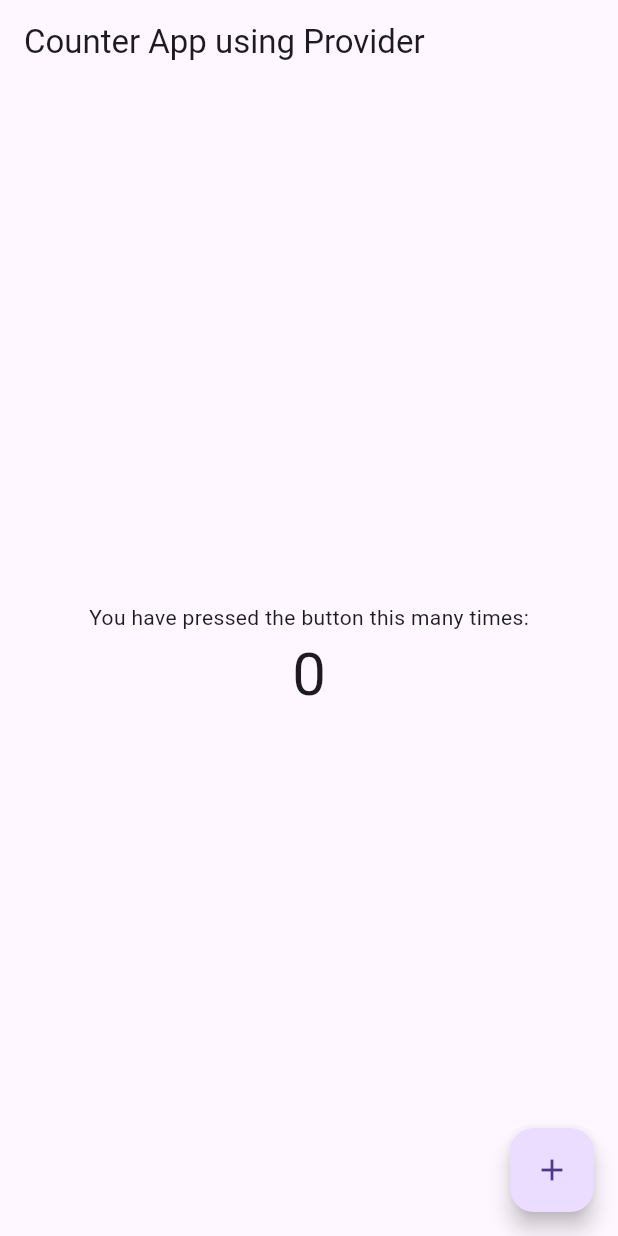
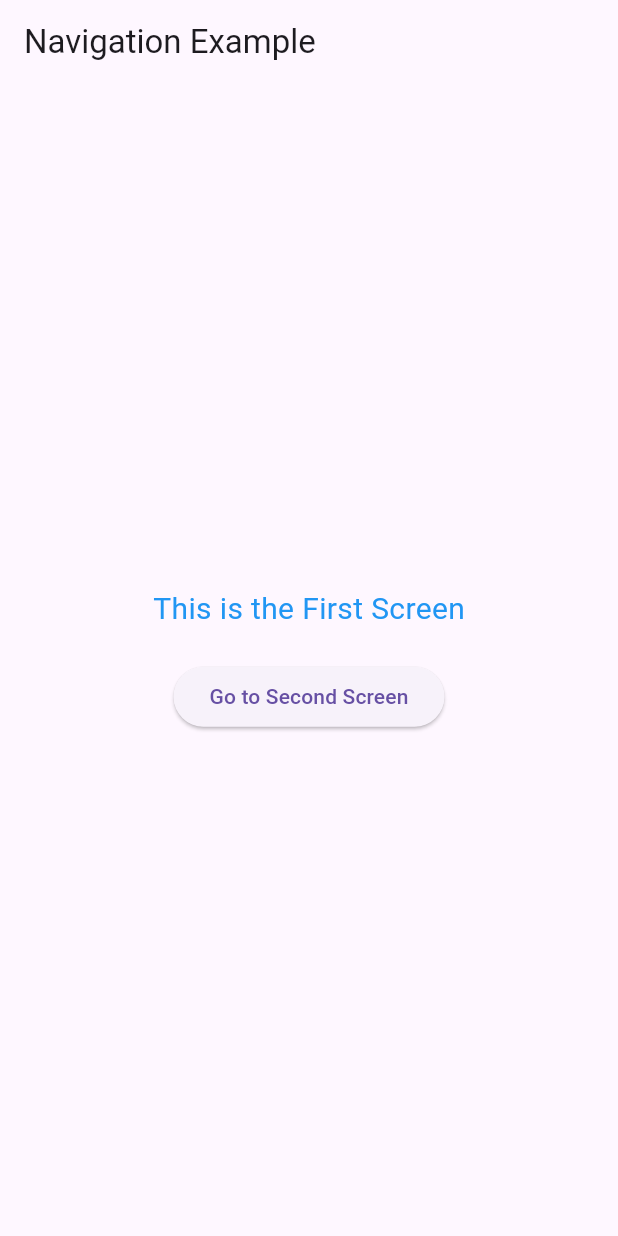
Before and after one commit to Shreen2211/flutter_challenge, a Flutter app: the screen it shows after launch, on a phone screen of 412 x 824 dp. Run offline on Flutter 3.47's test engine with Material 3 defaults, Android fonts, the phone set to English and light mode, and no system bars.

Commit message:
Day four
Provider Examples

```diff
--- /dev/null
+++ b/lib/day_three/provider_example_two.dart
@@ -0,0 +1,98 @@
+import 'package:flutter/material.dart'; // استيراد مكتبة Flutter الأساسية
+import 'package:flutter_challenge/day_three/provider_example.dart';
+import 'package:provider/provider.dart'; // استيراد مكتبة Provider
+
+// 1. كلاس لإدارة الحالة
+class ScreenProvider with ChangeNotifier {
+  int _currentScreen = 0; // الحالة الأولية: الشاشة رقم 0
+
+  int get currentScreen => _currentScreen; // Getter للشاشة الحالية
+
+  void goToScreen(int screenIndex) { // دالة لتغيير الشاشة
+    _currentScreen = screenIndex; // تحديث الحالة للشاشة الجديدة
+    notifyListeners(); // إعلام الـ Widgets بالتغيير
+  }
+}
+
+
+
+// 2. التطبيق الرئيسي
+class ExampleTwo extends StatelessWidget {
+  @override
+  Widget build(BuildContext context) {
+    return MaterialApp(
+      debugShowCheckedModeBanner: false, // إزالة شريط Debug
+      home: MainScreen(), // الشاشة الرئيسية
+    );
+  }
+}
+
+// 3. الشاشة الرئيسية
+class MainScreen extends StatelessWidget {
+  @override
+  Widget build(BuildContext context) {
+    return Scaffold(
+      appBar: AppBar(
+        title: Text('Navigation Example'), // عنوان التطبيق
+      ),
+      body: Consumer<ScreenProvider>(
+        builder: (context, provider, child) {
+          // تحديد الشاشة الحالية بناءً على الحالة
+          return provider.currentScreen == 0 ? FirstScreen() : Example();
+        },
+      ),
+    );
+  }
+}
+
+// 4. الشاشة الأولى
+class FirstScreen extends StatelessWidget {
+  @override
+  Widget build(BuildContext context) {
+    return Center(
+      child: Column(
+        mainAxisAlignment: MainAxisAlignment.center, // ترتيب العناصر في منتصف الشاشة
+        children: [
+          Text(
+            'This is the First Screen', // نص الشاشة الأولى
+            style: TextStyle(fontSize: 20, color: Colors.blue),
+          ),
+          SizedBox(height: 20), // مسافة بين العناصر
+          ElevatedButton(
+            onPressed: () {
+              // التنقل للشاشة الثانية
+              context.read<ScreenProvider>().goToScreen(1);
+            },
+            child: Text('Go to Second Screen'), // نص الزرار
+          ),
+        ],
+      ),
+    );
+  }
+}
+
+// 5. الشاشة الثانية
+class SecondScreen extends StatelessWidget {
+  @override
+  Widget build(BuildContext context) {
+    return Center(
+      child: Column(
+        mainAxisAlignment: MainAxisAlignment.center, // ترتيب العناصر في منتصف الشاشة
+        children: [
+          Text(
+            'This is the Second Screen', // نص الشاشة الثانية
+            style: TextStyle(fontSize: 20, color: Colors.green),
+          ),
+          SizedBox(height: 20), // مسافة بين العناصر
+          ElevatedButton(
+            onPressed: () {
+              // الرجوع للشاشة الأولى
+              context.read<ScreenProvider>().goToScreen(0);
+            },
+            child: Text('Go to First Screen'), // نص الزرار
+          ),
+        ],
+      ),
+    );
+  }
+}
--- a/lib/main.dart
+++ b/lib/main.dart
@@ -3,6 +3,8 @@ import 'package:provider/provider.dart';
 
 import 'day_one/login_screen.dart';
 import 'day_one/text_form_field.dart';
+import 'day_three/provider_example.dart';
+import 'day_three/provider_example_two.dart';
 import 'day_three/statemangment.dart';
 import 'day_two/buttons.dart';
 
@@ -23,8 +25,10 @@ void main() {
     MultiProvider(
       providers: [ // تحديد الـ Providers المستخدمة في التطبيق
         ChangeNotifierProvider(create: (_) => CounterProvider()), // توفير CounterProvider للتطبيق
+        ChangeNotifierProvider(create: (_) => VisibilityProvider()), // توفير CounterProvider للتطبيق
+        ChangeNotifierProvider(create: (_) => ScreenProvider()), // توفير CounterProvider للتطبيق
       ],
-      child: MyApp(), // التطبيق الرئيسي
+      child: ExampleTwo(), // التطبيق الرئيسي
     ),
   );
 }
```
Also changed, not shown: lib/day_three/provider_example.dart (added, +72 -0 lines).
